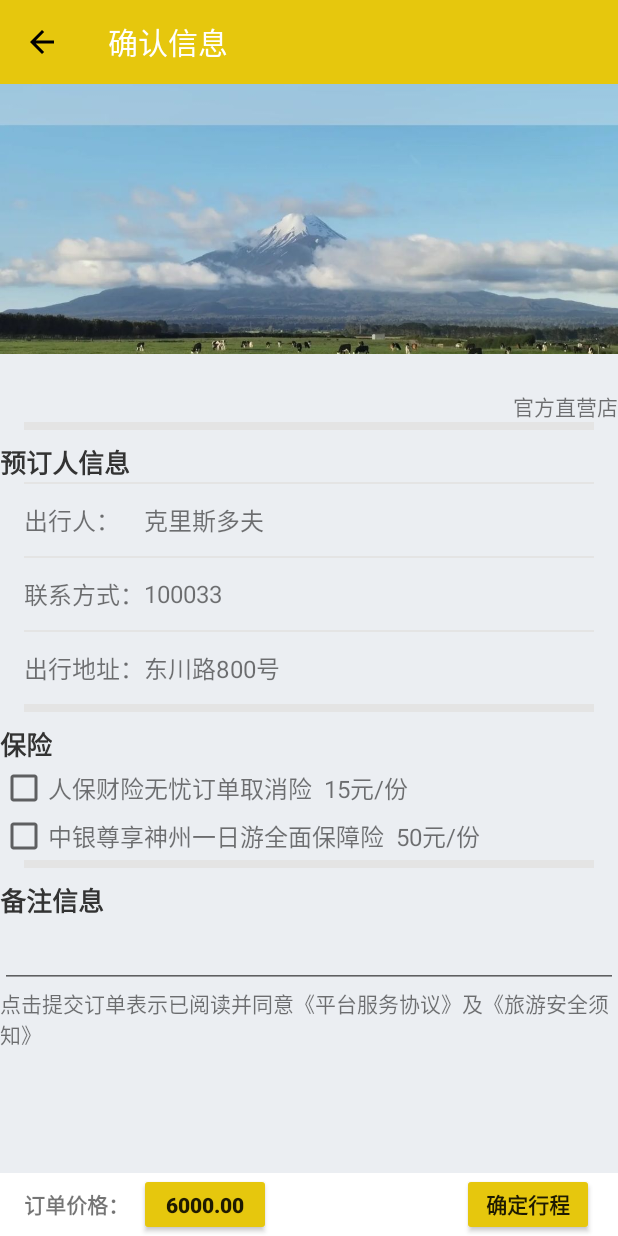
After one commit to f1amingo/ATour, an Android app: the ConfirmDetailActivity screen opened directly, with no data from a screen before it, on a phone screen of 412 x 824 dp. The commit adds this screen. Run offline under Robolectric (Android 15) with nearby library versions, the phone set to English and light mode, and no system bars; libraries missing offline, so code that uses them is left out: com.facebook.drawee, com.netease.nimlib; pictures from the network do not load; 10 statements that could not run were skipped.

Commit message:
finish order backend

```diff
--- a/app/src/main/AndroidManifest.xml
+++ b/app/src/main/AndroidManifest.xml
@@ -61,6 +61,7 @@
         <activity android:name=".activity.RestDetailsActivity"/>
         <activity android:name=".activity.HotelDetailsActivity"/>
         <activity android:name=".activity.TourDetailsActivity"/>
+        <activity android:name=".activity.ConfirmDetailActivity"/>
         <activity android:name=".activity.FlightDetailsActivity"/>
     </application>
 
--- /dev/null
+++ b/app/src/main/java/com/sanwei/sanwei4a/activity/ConfirmDetailActivity.kt
@@ -0,0 +1,93 @@
+package com.sanwei.sanwei4a.activity
+import com.alibaba.fastjson.JSONObject
+import android.support.v7.app.AppCompatActivity
+import android.os.Bundle
+import android.util.Log
+import android.widget.Toast
+import com.bumptech.glide.Glide
+import com.sanwei.sanwei4a.R
+import kotlinx.android.synthetic.main.activity_confirm_order.*
+import okhttp3.*
+import org.jetbrains.anko.startActivity
+import org.jetbrains.anko.toast
+import java.io.IOException
+
+class ConfirmDetailActivity : AppCompatActivity() {
+
+    override fun onCreate(savedInstanceState: Bundle?) {
+        super.onCreate(savedInstanceState)
+        setContentView(R.layout.activity_confirm_order)
+        var bundle  =intent.extras
+        var productName = bundle.getString("name")
+        var price = bundle.getString("price")
+        var mId = bundle.getString("mId")
+        var num = price.toInt()
+        var merchantName = bundle.getString("merchantName")
+        var imageUrl = bundle.getString("imageUrl")
+        var curSelection = bundle.getString("curSelection")
+        selection_name.setText(curSelection)
+        merchant_name.setText(merchantName)
+        order_price.setText(price)
+        var msg = "to toast"
+        if (imageUrl.isNotEmpty()) {
+            Glide.with(this)
+                    .load(imageUrl)
+                    .into(z_img_cover_tour)
+        }
+        btn_confirm_order.setOnClickListener{
+            var comment = comment_text.getText().toString()
+            price = num.toString()
+            var okHttpClient = OkHttpClient()
+            var JSON = MediaType.parse("application/json; charset=utf-8");
+            var param = HashMap<String, String>()
+            param.put("product_category", "定制游")
+            param.put("state", "review")
+            param.put("price", price)
+            param.put("comment", comment)
+            param.put("user_id", "克里斯多夫")
+            param.put("merchant_name", merchantName)
+            param.put("product_name", productName)
+            param.put("product_id",mId)
+            val jsonStr = JSONObject.toJSONString(param)
+            val request = Request.Builder()
+                    .post(RequestBody.create(JSON, jsonStr))
+                    .url("http://47.97.175.189:8080/Entity/U20dc5fd38286f/ATour/Order")
+                    .build()
+            okHttpClient.newCall(request).enqueue(object : Callback {
+                override fun onFailure(call: Call, e: IOException) {
+                    msg = "下单失败"
+                }
+
+                override fun onResponse(call: Call, response: Response) {
+                    if (response?.isSuccessful == true) {
+                        msg = "下单成功"
+                    }
+                }
+            })
+            toast(msg)
+            startActivity<TourDetailsActivity>()
+        }
+        z_toolbar_borrow.setNavigationOnClickListener { finish() }
+
+        select_box1.setOnClickListener(){
+            num = price.toInt()
+            if(select_box1.isChecked) {
+                num += 15
+            }
+            if(select_box2.isChecked) {
+                num += 50
+            }
+            order_price.setText(num.toString())
+        }
+        select_box2.setOnClickListener() {
+            num = price.toInt()
+            if(select_box1.isChecked) {
+                num += 15
+            }
+            if(select_box2.isChecked) {
+                num += 50
+            }
+            order_price.setText(num.toString())
+        }
+    }
+}
--- a/app/src/main/java/com/sanwei/sanwei4a/activity/TourDetailsActivity.kt
+++ b/app/src/main/java/com/sanwei/sanwei4a/activity/TourDetailsActivity.kt
@@ -1,7 +1,7 @@
 package com.sanwei.sanwei4a.activity
 
 //import com.alibaba.fastjson.JSONObject
-
+import com.sanwei.sanwei4a.activity.ConfirmDetailActivity
 import android.graphics.Typeface
 import android.graphics.drawable.ColorDrawable
 import android.os.Bundle
@@ -26,6 +26,8 @@ import okhttp3.*
 import org.apmem.tools.layouts.FlowLayout
 import org.jetbrains.anko.dip
 import org.jetbrains.anko.find
+import org.jetbrains.anko.startActivity
+import org.jetbrains.anko.support.v4.startActivity
 import org.jetbrains.anko.textColor
 import java.io.IOException
 
@@ -65,43 +67,6 @@ class TourDetailsActivity : BaseActivity() {
         btn_confirm.setOnClickListener {
             this.mBottomDlg?.show()
         }
-
-
-//        confirmOrder.setOnClickListener {
-//            var okHttpClient = OkHttpClient()
-//            var JSON = MediaType.parse("application/json; charset=utf-8");
-//            var param = HashMap<String, String>()
-//            param.put("product_category", "定制游")
-//            param.put("state", "toPay")
-//            param.put("price", tourPrice.text.toString())
-//            param.put("date", tourDay.text.toString())
-//            param.put("merchant_name", merchantName.text.toString())
-//            param.put("product_name", z_txt_name_tour.text.toString())
-//            val jsonStr = com.alibaba.fastjson.JSONObject.toJSONString(param)
-//
-//            val request = Request.Builder()
-//                    .post(RequestBody.create(JSON, jsonStr))
-//                    .url("http://47.97.175.189:8080/Entity/U20dc5fd38286f/ATour/Order")
-//                    .build()
-//            okHttpClient.newCall(request).enqueue(object : Callback {
-//                override fun onFailure(call: Call, e: IOException) {
-//                    Log.d("1", "请求失败")
-//                }
-//
-//                override fun onResponse(call: Call, response: Response) {
-//                    if (response?.isSuccessful == true) {
-//                        Log.d("1", "请求成功")
-//                        val str = response.body()?.string()
-//
-//                        if (!str.isNullOrEmpty()) {
-//                            val result = JSONObject(str)
-//                            Log.d("123", str)
-//                        }
-//                    }
-//
-//                }
-//            })
-//        }
     }
 
     private fun initBottomView() {
@@ -110,6 +75,14 @@ class TourDetailsActivity : BaseActivity() {
         btnSelect = bottomView.find(R.id.btn_select_tour)
         btnSelect.setOnClickListener {
             toast("选择套餐${curSelection}")
+            startActivity<ConfirmDetailActivity>(
+                    "name" to name,
+                    "mId" to mId,
+                    "price" to price,
+                    "merchantName" to merchantName,
+                    "imageUrl"  to imgList[0],
+                    "curSelection" to curSelection
+            )
         }
         mBottomDlg = BottomSheetDialog(this)
         mBottomDlg!!.window!!.setBackgroundDrawable(ColorDrawable())
--- /dev/null
+++ b/app/src/main/res/layout/activity_confirm_order.xml
@@ -0,0 +1,268 @@
+<?xml version="1.0" encoding="utf-8"?>
+<LinearLayout xmlns:android="http://schemas.android.com/apk/res/android"
+    xmlns:app="http://schemas.android.com/apk/res-auto"
+    android:layout_width="match_parent"
+    android:layout_height="match_parent"
+    android:orientation="vertical">
+
+    <android.support.v7.widget.Toolbar
+        android:id="@+id/z_toolbar_borrow"
+        android:layout_width="match_parent"
+        android:layout_height="?attr/actionBarSize"
+        android:background="@color/colorPrimary"
+        app:navigationIcon="@drawable/ic_arrow_back_black"
+        app:title="确认信息"
+        app:titleTextColor="@color/white" />
+
+
+    <ScrollView
+        android:layout_width="match_parent"
+        android:layout_height="0dp"
+        android:layout_weight="1"
+        android:background="@color/white_parent">
+
+
+        <LinearLayout
+            android:layout_width="match_parent"
+            android:layout_height="wrap_content"
+            android:paddingBottom="5dp"
+            android:orientation="vertical">
+            <ImageView
+                android:id="@+id/z_img_cover_tour"
+                android:layout_width="match_parent"
+                android:layout_height="180dp"
+                android:contentDescription="cover image"
+                android:scaleType="centerCrop"
+                android:src="@drawable/tourdemo"
+                 />
+            <TextView
+                style="@style/DocDetailsItemTitle"
+                android:id="@+id/selection_name"
+                android:layout_width="wrap_content"
+                android:layout_height="wrap_content"
+                android:text="丽江+大理+泸沟湖" />
+
+            <TextView
+                android:id="@+id/merchant_name"
+                android:layout_width="match_parent"
+                android:layout_height="wrap_content"
+                android:gravity="end"
+                android:text="官方直营店" />
+            <View
+                android:layout_width="match_parent"
+                android:layout_height="5dp"
+                android:layout_marginLeft="16dp"
+                android:layout_marginRight="16dp"
+                android:background="#e4e4e4" />
+            <TextView
+
+                style="@style/DocDetailsItemTitle"
+                android:layout_width="wrap_content"
+                android:layout_height="wrap_content"
+                android:layout_marginTop="8dp"
+                android:text="预订人信息" />
+            <View
+                android:layout_width="match_parent"
+                android:layout_height="1dp"
+                android:layout_marginLeft="16dp"
+                android:layout_marginRight="16dp"
+                android:background="#e4e4e4" />
+            <LinearLayout
+                android:layout_width="match_parent"
+                android:layout_height="48dp"
+                android:background="?attr/selectableItemBackground"
+                android:clickable="true"
+                android:focusable="true"
+                android:paddingLeft="16dp"
+                android:paddingRight="16dp">
+                <TextView
+                    android:layout_width="80dp"
+                    android:layout_height="wrap_content"
+                    android:layout_gravity="center"
+                    android:text="出行人："
+                    android:textSize="16sp" />
+                <TextView
+                    android:layout_width="match_parent"
+                    android:layout_height="wrap_content"
+                    android:layout_gravity="center"
+                    android:ellipsize="end"
+                    android:lines="1"
+                    android:text="克里斯多夫"
+                    android:textSize="16sp" />
+            </LinearLayout>
+            <View
+                android:layout_width="match_parent"
+                android:layout_height="1dp"
+                android:layout_marginLeft="16dp"
+                android:layout_marginRight="16dp"
+                android:background="#e4e4e4" />
+            <LinearLayout
+                android:layout_width="match_parent"
+                android:layout_height="48dp"
+                android:background="?attr/selectableItemBackground"
+                android:clickable="true"
+                android:focusable="true"
+                android:paddingLeft="16dp"
+                android:paddingRight="16dp">
+                <TextView
+                    android:layout_width="80dp"
+                    android:layout_height="wrap_content"
+                    android:layout_gravity="center"
+                    android:text="联系方式："
+                    android:textSize="16sp" />
+                <TextView
+                    android:layout_width="match_parent"
+                    android:layout_height="wrap_content"
+                    android:layout_gravity="center"
+                    android:ellipsize="end"
+                    android:lines="1"
+                    android:text="100033"
+                    android:textSize="16sp" />
+            </LinearLayout>
+            <View
+                android:layout_width="match_parent"
+                android:layout_height="1dp"
+                android:layout_marginLeft="16dp"
+                android:layout_marginRight="16dp"
+                android:background="#e4e4e4" />
+            <LinearLayout
+                android:layout_width="match_parent"
+                android:layout_height="48dp"
+                android:background="?attr/selectableItemBackground"
+                android:clickable="true"
+                android:focusable="true"
+                android:paddingLeft="16dp"
+                android:paddingRight="16dp">
+                <TextView
+                    android:layout_width="80dp"
+                    android:layout_height="wrap_content"
+                    android:layout_gravity="center"
+                    android:text="出行地址："
+                    android:textSize="16sp" />
+                <TextView
+                    android:id="@+id/z_txt_username_borrow"
+                    android:layout_width="match_parent"
+                    android:layout_height="wrap_content"
+                    android:layout_gravity="center"
+                    android:ellipsize="end"
+                    android:lines="1"
+                    android:text="东川路800号"
+                    android:textSize="16sp" />
+            </LinearLayout>
+            <View
+                android:layout_width="match_parent"
+                android:layout_height="5dp"
+                android:layout_marginLeft="16dp"
+                android:layout_marginRight="16dp"
+                android:background="#e4e4e4" />
+            <TextView
+                style="@style/DocDetailsItemTitle"
+                android:layout_marginTop="8dp"
+                android:layout_width="wrap_content"
+                android:layout_height="wrap_content"
+                android:text="保险" />
+            <LinearLayout
+                android:layout_width="match_parent"
+                android:layout_height="wrap_content"
+                android:orientation="horizontal">
+
+                <CheckBox
+                    android:id="@+id/select_box1"
+                    android:layout_width="wrap_content"
+                    android:layout_height="wrap_content"/>
+
+                <TextView
+                    android:layout_width="wrap_content"
+                    android:layout_height="wrap_content"
+                    android:layout_gravity="center"
+                    android:text="人保财险无忧订单取消险  15元/份"
+                    android:textSize="16sp" />
+            </LinearLayout>
+            <LinearLayout
+                android:id="@+id/checkbox_Layout"
+                android:layout_width="match_parent"
+                android:layout_height="wrap_content"
+                android:orientation="horizontal">
+
+                <CheckBox
+                    android:id="@+id/select_box2"
+                    android:layout_width="wrap_content"
+                    android:layout_height="wrap_content"/>
+
+                <TextView
+                    android:layout_width="wrap_content"
+                    android:layout_height="wrap_content"
+                    android:layout_gravity="center"
+                    android:text="中银尊享神州一日游全面保障险  50元/份"
+                    android:textSize="16sp" />
+            </LinearLayout>
+            <View
+                android:layout_width="match_parent"
+                android:layout_height="5dp"
+                android:layout_marginLeft="16dp"
+                android:layout_marginRight="16dp"
+                android:background="#e4e4e4" />
+            <TextView
+                android:id="@+id/z_txt_name_tour"
+                style="@style/DocDetailsItemTitle"
+                android:layout_marginTop="8dp"
+                android:layout_width="wrap_content"
+                android:layout_height="wrap_content"
+                android:text="备注信息" />
+            <LinearLayout
+                android:layout_width="match_parent"
+                android:layout_height="wrap_content">
+                <EditText
+                    android:id="@+id/comment_text"
+                    android:layout_width="match_parent"
+                    android:layout_height="wrap_content"
+                    android:focusable="false"
+                    android:hint = ""/>
+
+            </LinearLayout>
+            <TextView
+
+                android:layout_width="wrap_content"
+                android:layout_height="wrap_content"
+                android:text="点击提交订单表示已阅读并同意《平台服务协议》及《旅游安全须知》" />
+        </LinearLayout>
+
+    </ScrollView>
+
+    <LinearLayout
+        android:layout_width="match_parent"
+        android:layout_height="42dp"
+        android:background="@color/white"
+        android:orientation="horizontal"
+        android:paddingLeft="@dimen/dp_16"
+        android:paddingRight="@dimen/dp_16">
+        <TextView
+            android:layout_width="wrap_content"
+            android:layout_height="match_parent"
+            android:gravity="center"
+            android:text="订单价格：  "
+            android:textStyle="bold" />
+        <Button
+            android:id="@+id/order_price"
+            android:layout_width="wrap_content"
+            android:layout_height="match_parent"
+            android:backgroundTint="@color/colorPrimary"
+            android:text="6000.00"
+            android:textStyle="bold" />
+
+        <View
+            android:layout_width="0dp"
+            android:layout_height="match_parent"
+            android:layout_weight="1" />
+
+        <Button
+            android:id="@+id/btn_confirm_order"
+            android:layout_width="wrap_content"
+            android:layout_height="match_parent"
+            android:backgroundTint="@color/colorPrimary"
+            android:text="确定行程"
+            android:textStyle="bold" />
+
+    </LinearLayout>
+
+</LinearLayout>
```
